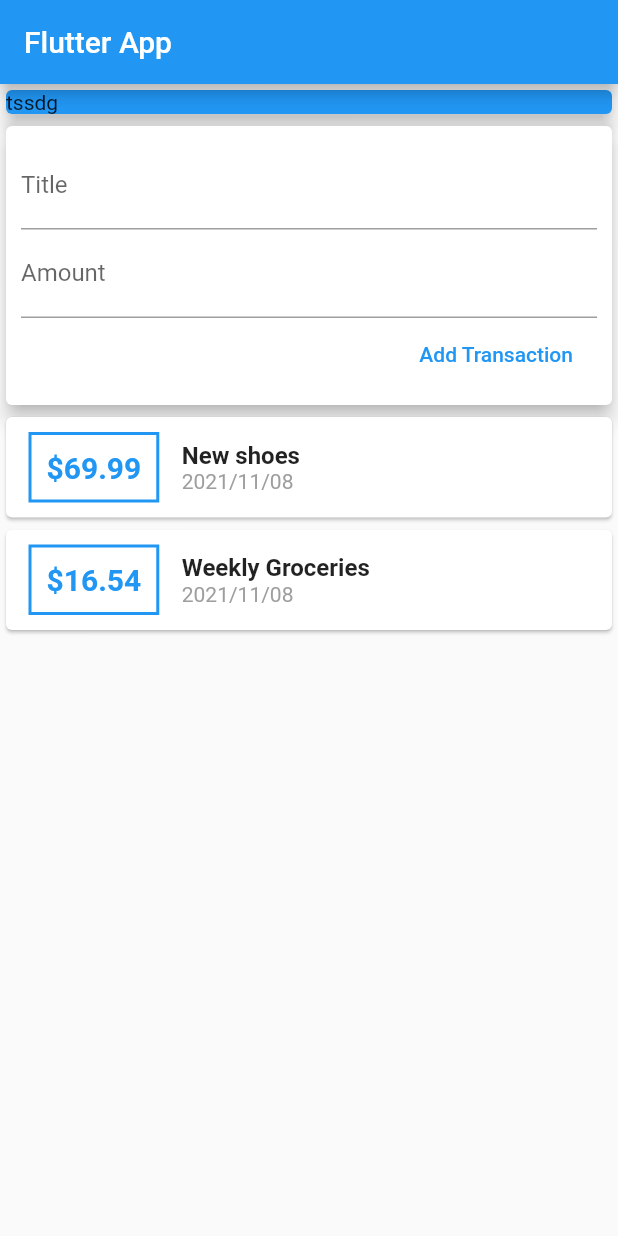
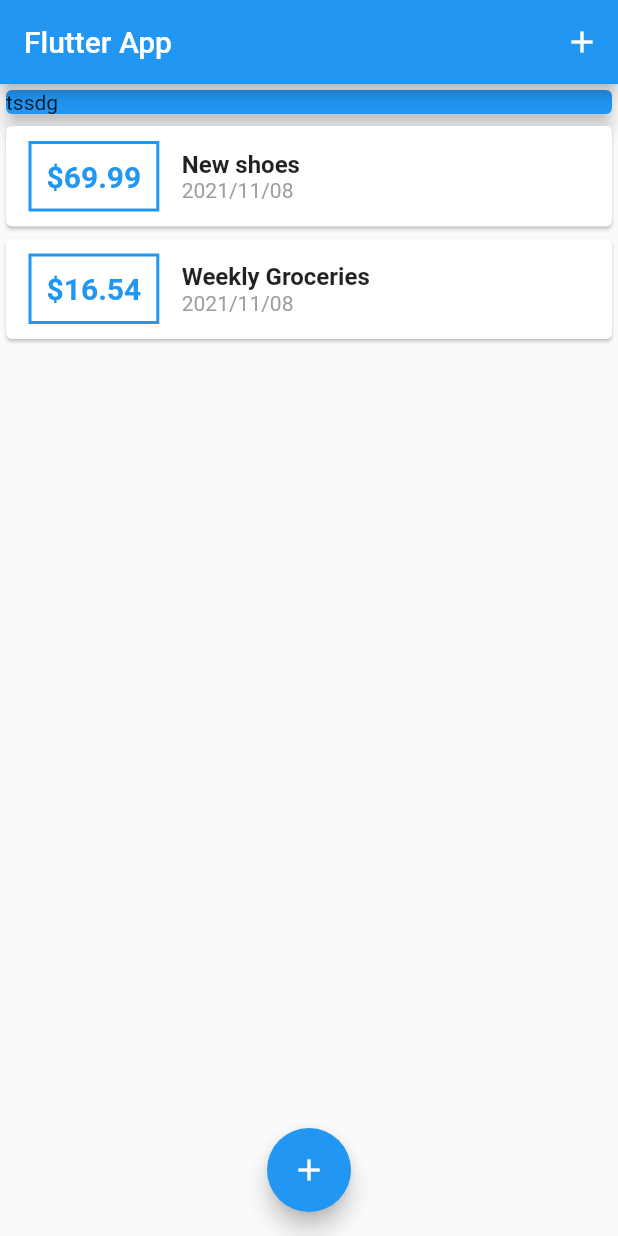
Before and after one commit to chou0728/expense_planner, a Flutter app: the screen it shows after launch, on a phone screen of 412 x 824 dp. Run offline on Flutter 3.47's test engine with Material 2 defaults, Android fonts, the phone set to English and light mode, and no system bars.

Commit message:
remove user_transcation to lifting state up and add floatingActionButton to open modal

```diff
--- a/lib/main.dart
+++ b/lib/main.dart
@@ -1,7 +1,9 @@
 // ignore_for_file: deprecated_member_use
 
 import 'package:flutter/material.dart';
-import './widgets/user_transactions.dart';
+import './widgets/new_transaction.dart';
+import './widgets/transaction_list.dart';
+import './model/transaction.dart';
 
 void main() => runApp(MyApp());
 
@@ -16,14 +18,62 @@ class MyApp extends StatelessWidget {
   }
 }
 
-class MyHomePage extends StatelessWidget {
+class MyHomePage extends StatefulWidget {
+  @override
+  State<MyHomePage> createState() => _MyHomePageState();
+}
+
+class _MyHomePageState extends State<MyHomePage> {
+  final List<Transaction> _userTransactions = [
+    Transaction(
+      id: 't1',
+      title: 'New shoes',
+      amount: 69.99,
+      date: DateTime.now(),
+    ),
+    Transaction(
+      id: 't1',
+      title: 'Weekly Groceries',
+      amount: 16.54,
+      date: DateTime.now(),
+    ),
+  ];
+
+  void _addNewTransaction(String txTitle, double txAmount) {
+    final newTx = Transaction(
+        id: DateTime.now().toString(),
+        title: txTitle,
+        amount: txAmount,
+        date: DateTime.now());
+
+    setState(() {
+      _userTransactions
+          .add(newTx); // final不能重新assign(會改變pointer)，但可以用add method;
+    });
+  }
+
+  void _startAddNewTransaction(BuildContext ctx) {
+    showModalBottomSheet(
+        context: ctx,
+        builder: (bCtx) {
+          return NewTransaction(_addNewTransaction);
+        });
+  }
+
   @override
   Widget build(BuildContext context) {
     return Scaffold(
         appBar: AppBar(
           title: Text('Flutter App'),
+          actions: [
+            IconButton(
+              onPressed: () => _startAddNewTransaction(context),
+              icon: Icon(Icons.add),
+            )
+          ],
         ),
-      body: SingleChildScrollView( // To avoid exceed error when keyboard show up
+        body: SingleChildScrollView(
+          // To avoid exceed error when keyboard show up
           child: Column(
             // mainAxisAlignment: MainAxisAlignment.spaceAround,
             crossAxisAlignment: CrossAxisAlignment.stretch,
@@ -36,10 +86,14 @@ class MyHomePage extends StatelessWidget {
                   elevation: 5,
                 ),
               ),
-            UserTransactions(),
+              TransactionList(_userTransactions),
             ],
           ),
         ),
-    );
+        floatingActionButtonLocation: FloatingActionButtonLocation.centerFloat,
+        floatingActionButton: FloatingActionButton(
+          child: Icon(Icons.add),
+          onPressed: () => _startAddNewTransaction(context),
+        ));
   }
 }
--- a/lib/widgets/transaction_list.dart
+++ b/lib/widgets/transaction_list.dart
@@ -24,7 +24,7 @@ class TransactionList extends StatelessWidget {
                     decoration: BoxDecoration(
                       border: Border.all(width: 2, color: Colors.blue),
                     ),
-                    child: Text('\$${transactions[index].amount}',
+                    child: Text('\$${transactions[index].amount.toStringAsFixed(2)}',
                         style: TextStyle(
                           color: Colors.blue,
                           fontSize: 20,
--- a/lib/widgets/user_transactions.dart
+++ /dev/null
@@ -1,47 +0,0 @@
-import 'package:flutter/material.dart';
-import '../model/transaction.dart';
-import './new_transaction.dart';
-import './transaction_list.dart';
-
-class UserTransactions extends StatefulWidget {
-  @override
-  _UserTransactionsState createState() => _UserTransactionsState();
-}
-
-class _UserTransactionsState extends State<UserTransactions> {
-  final List<Transaction> _userTransactions = [
-    Transaction(
-      id: 't1',
-      title: 'New shoes',
-      amount: 69.99,
-      date: DateTime.now(),
-    ),
-    Transaction(
-      id: 't1',
-      title: 'Weekly Groceries',
-      amount: 16.54,
-      date: DateTime.now(),
-    ),
-  ];
-
-  void _addNewTransaction(String txTitle, double txAmount) {
-    final newTx = Transaction(
-        id: DateTime.now().toString(),
-        title: txTitle,
-        amount: txAmount,
-        date: DateTime.now());
-
-    setState(() {
-      _userTransactions
-          .add(newTx); // final不能重新assign(會改變pointer)，但可以用add method;
-    });
-  }
-
-  @override
-  Widget build(BuildContext context) {
-    return Column(children: [
-      NewTransaction(_addNewTransaction),
-      TransactionList(_userTransactions),
-    ]);
-  }
-}
```
Also changed, not shown: lib/widgets/new_transaction.dart (+16 -4 lines). Lines whose indentation alone changed are shown as unchanged.
